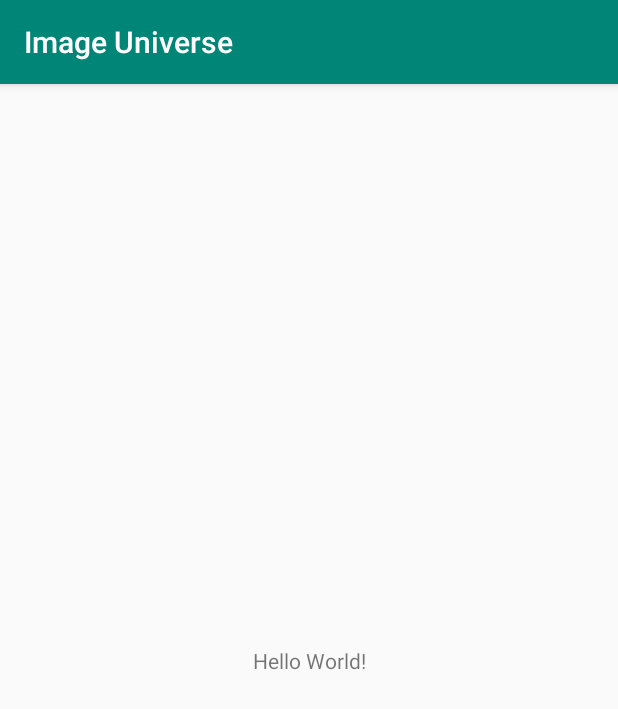
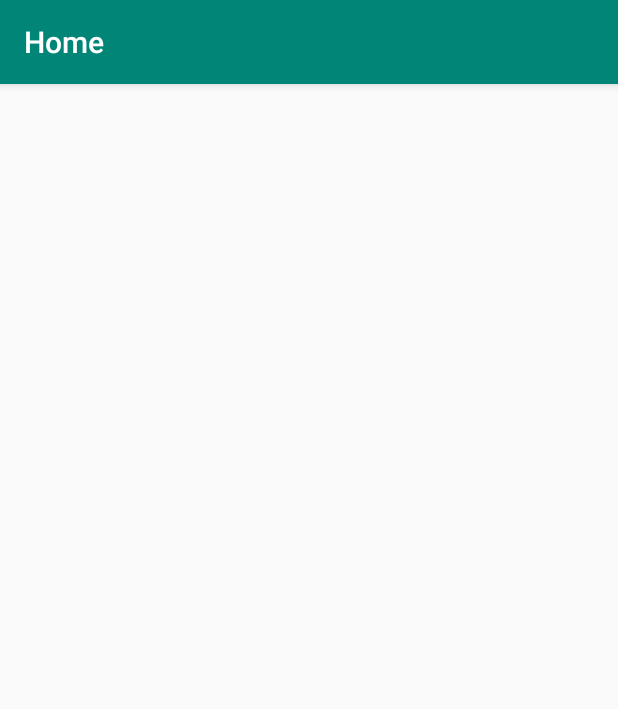
Before and after one commit to parthdesai1208/Image_Universe, an Android app: the screen it shows after launch (MainActivity), on a phone screen of 412 x 824 dp. Shown: the top 709 px of the screen. Run offline under Robolectric (Android 15) with nearby library versions, the phone set to English and light mode, and no system bars; our stand-ins replace navigation-ui.

Commit message:
add navigation & screens(ImageList & Detail)

```diff
--- /dev/null
+++ b/app/src/main/java/com/parthdesai1208/imageuniverse/DetailFragment.kt
@@ -0,0 +1,6 @@
+package com.parthdesai1208.imageuniverse
+
+import androidx.fragment.app.Fragment
+
+class DetailFragment : Fragment() {
+}
--- /dev/null
+++ b/app/src/main/java/com/parthdesai1208/imageuniverse/HomeFragment.kt
@@ -0,0 +1,6 @@
+package com.parthdesai1208.imageuniverse
+
+import androidx.fragment.app.Fragment
+
+class HomeFragment : Fragment() {
+}
--- a/app/src/main/java/com/parthdesai1208/imageuniverse/MainActivity.kt
+++ b/app/src/main/java/com/parthdesai1208/imageuniverse/MainActivity.kt
@@ -2,11 +2,21 @@ package com.parthdesai1208.imageuniverse
 
 import androidx.appcompat.app.AppCompatActivity
 import android.os.Bundle
+import androidx.navigation.NavController
+import androidx.navigation.Navigation
+import androidx.navigation.ui.NavigationUI
 
 class MainActivity : AppCompatActivity() {
+    private lateinit var navController: NavController
 
     override fun onCreate(savedInstanceState: Bundle?) {
         super.onCreate(savedInstanceState)
         setContentView(R.layout.activity_main)
+
+        navController = Navigation.findNavController(this,
+            R.id.nav_fragment
+        )
+        NavigationUI.setupActionBarWithNavController(this, navController)
+
     }
 }
--- a/app/src/main/res/layout/activity_main.xml
+++ b/app/src/main/res/layout/activity_main.xml
@@ -6,13 +6,15 @@
     android:layout_height="match_parent"
     tools:context=".MainActivity">
 
-    <TextView
-        android:layout_width="wrap_content"
-        android:layout_height="wrap_content"
-        android:text="Hello World!"
+    <fragment
+        android:id="@+id/nav_fragment"
+        android:name="androidx.navigation.fragment.NavHostFragment"
+        android:layout_width="match_parent"
+        android:layout_height="match_parent"
+        app:defaultNavHost="true"
         app:layout_constraintBottom_toBottomOf="parent"
-        app:layout_constraintLeft_toLeftOf="parent"
-        app:layout_constraintRight_toRightOf="parent"
-        app:layout_constraintTop_toTopOf="parent" />
-
+        app:layout_constraintEnd_toEndOf="parent"
+        app:layout_constraintStart_toStartOf="parent"
+        app:layout_constraintTop_toTopOf="parent"
+        app:navGraph="@navigation/nav_graph" />
 </androidx.constraintlayout.widget.ConstraintLayout>
--- /dev/null
+++ b/app/src/main/res/layout/fragment_detail.xml
@@ -0,0 +1,6 @@
+<?xml version="1.0" encoding="utf-8"?>
+<androidx.constraintlayout.widget.ConstraintLayout
+    xmlns:android="http://schemas.android.com/apk/res/android" android:layout_width="match_parent"
+    android:layout_height="match_parent">
+
+</androidx.constraintlayout.widget.ConstraintLayout>
--- /dev/null
+++ b/app/src/main/res/layout/fragment_home.xml
@@ -0,0 +1,6 @@
+<?xml version="1.0" encoding="utf-8"?>
+<androidx.constraintlayout.widget.ConstraintLayout
+    xmlns:android="http://schemas.android.com/apk/res/android" android:layout_width="match_parent"
+    android:layout_height="match_parent">
+
+</androidx.constraintlayout.widget.ConstraintLayout>
--- /dev/null
+++ b/app/src/main/res/navigation/nav_graph.xml
@@ -0,0 +1,18 @@
+<?xml version="1.0" encoding="utf-8"?>
+<navigation xmlns:android="http://schemas.android.com/apk/res/android"
+    xmlns:app="http://schemas.android.com/apk/res-auto"
+    xmlns:tools="http://schemas.android.com/tools"
+    android:id="@+id/nav_graph"
+    app:startDestination="@id/homeFragment">
+    <fragment
+        android:id="@+id/homeFragment"
+        android:name="com.parthdesai1208.imageuniverse.HomeFragment"
+        android:label="Home"
+        tools:layout="@layout/fragment_home" />
+
+    <fragment
+        android:id="@+id/detailFragment"
+        android:name="com.parthdesai1208.imageuniverse.DetailFragment"
+        android:label="Detail"
+        tools:layout="@layout/fragment_detail" />
+</navigation>
```
